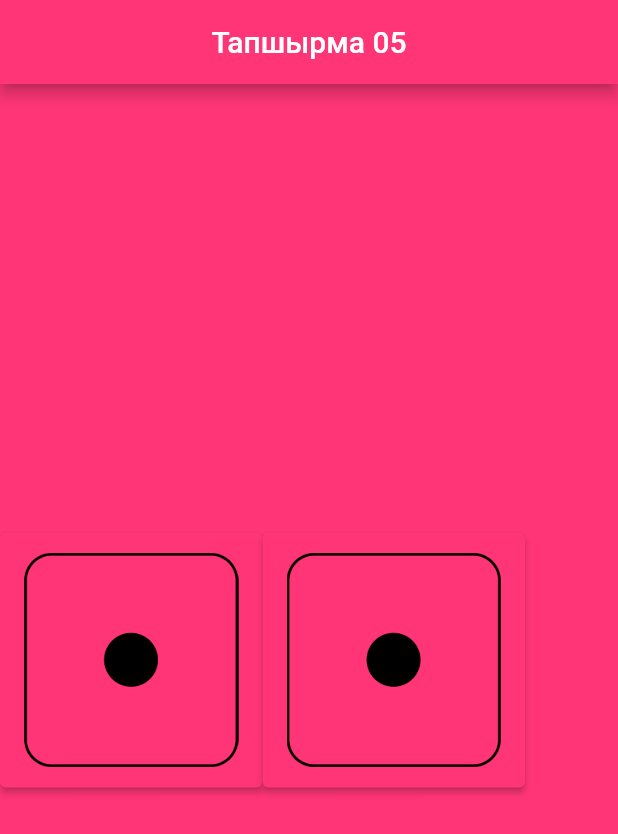
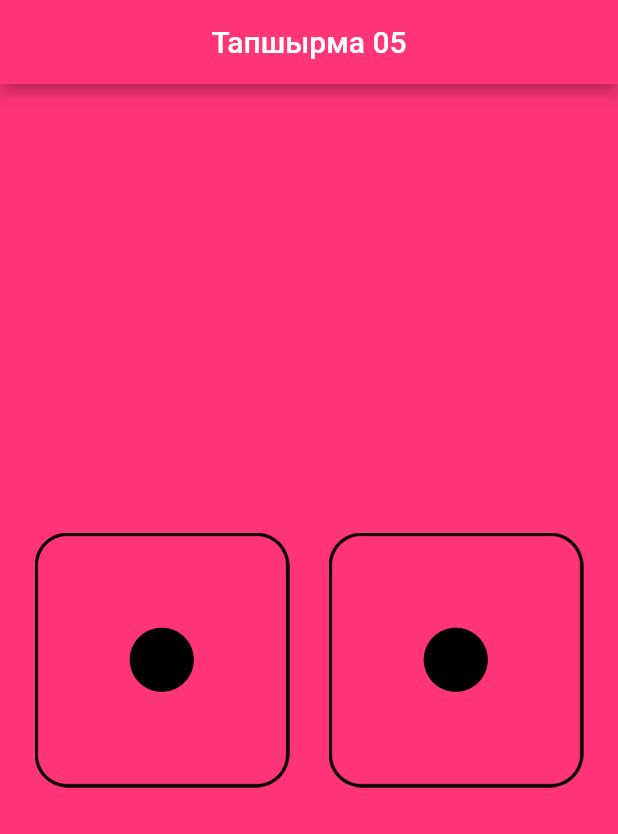
Before and after one commit to Temirlan2022/diceApp, a Flutter app: the screen it shows after launch, on a phone screen of 412 x 824 dp. Shown: the top 834 px of the screen. Run offline on Flutter 3.47's test engine with Material 2 defaults, Android fonts, the light colour scheme and no system bars; our stand-ins replace get.

Commit message:
DiceApp clean code and written in getx and setState

```diff
--- /dev/null
+++ b/lib/app_constants/app_colors.dart
@@ -0,0 +1,5 @@
+import 'package:flutter/cupertino.dart';
+
+class AppColors {
+  static const Color backgroundColor = Color.fromARGB(255, 255, 53, 120);
+}
--- /dev/null
+++ b/lib/data/getx_controller/controller/dice_controller.dart
@@ -0,0 +1,12 @@
+import 'package:get/get.dart';
+import 'package:tapshyrma_05/data/repositories/math_repositories.dart';
+
+class DiceController extends GetxController {
+  RxInt leftDice = 1.obs;
+  RxInt rightDice = 1.obs;
+
+  void getRundomDice() {
+    leftDice.value = MathRepos.getRandomNumber();
+    rightDice.value = MathRepos.getRandomNumber();
+  }
+}
--- /dev/null
+++ b/lib/data/repositories/math_repositories.dart
@@ -0,0 +1,7 @@
+import '../services/math_services.dart';
+
+class MathRepos {
+  static int getRandomNumber() {
+    return MathServices.getRandomNumber();
+  }
+}
--- a/lib/main.dart
+++ b/lib/main.dart
@@ -1,72 +1,14 @@
 import 'package:flutter/material.dart';
-import 'dart:math';
+import 'package:get/get.dart';
+import 'pages/dice_getx_page.dart';
+import 'pages/dice_page.dart';
 
 void main() {
   runApp(
-    MaterialApp(
+    GetMaterialApp(
       debugShowCheckedModeBanner: false,
-      home: Dice(),
+      // home: DicePage(),
+      home: diceGetXPage(),
     ),
   );
 }
-
-class Dice extends StatefulWidget {
-  Dice({Key key}) : super(key: key);
-
-  @override
-  State<Dice> createState() => _DiceState();
-}
-
-class _DiceState extends State<Dice> {
-  int solDice = 1;
-  int onDice = 1;
-
-  rollDices() {
-    setState(() {
-      solDice = Random().nextInt(6) + 1;
-      onDice = Random().nextInt(6) + 1;
-    });
-  }
-
-  @override
-  Widget build(BuildContext context) {
-    return Scaffold(
-      appBar: AppBar(
-        title: Text('Тапшырма 05'),
-        centerTitle: true,
-        backgroundColor: Color.fromARGB(255, 255, 53, 120),
-      ),
-      backgroundColor: Color.fromARGB(255, 255, 53, 120),
-      body: Center(
-        child: Row(children: [
-          Container(
-            height: 170.0,
-            width: 175.0,
-            child: ElevatedButton(
-              style: ButtonStyle(
-                  backgroundColor: MaterialStateProperty.all(
-                      Color.fromARGB(255, 255, 53, 120))),
-              onPressed: () {
-                rollDices();
-              },
-              child: Image.asset('images/$solDice.png'),
-            ),
-          ),
-          Container(
-            height: 170.0,
-            width: 175.0,
-            child: ElevatedButton(
-              onPressed: () {
-                rollDices();
-              },
-              child: Image.asset('images/$onDice.png'),
-              style: ButtonStyle(
-                  backgroundColor: MaterialStateProperty.all(
-                      Color.fromARGB(255, 255, 53, 120))),
-            ),
-          )
-        ]),
-      ),
-    );
-  }
-}
--- /dev/null
+++ b/lib/pages/dice_getx_page.dart
@@ -0,0 +1,49 @@
+import 'package:flutter/material.dart';
+import 'package:get/get.dart';
+import 'package:tapshyrma_05/app_constants/app_colors.dart';
+import 'package:tapshyrma_05/data/getx_controller/controller/dice_controller.dart';
+import '../widgets/dice_widget.dart';
+
+class diceGetXPage extends StatelessWidget {
+  diceGetXPage({Key key}) : super(key: key);
+
+  DiceController diceController = Get.put(DiceController());
+
+  @override
+  Widget build(BuildContext context) {
+    return Scaffold(
+        appBar: AppBar(
+          title: const Text('Тапшырма 05'),
+          centerTitle: true,
+          backgroundColor: AppColors.backgroundColor,
+        ),
+        backgroundColor: AppColors.backgroundColor,
+        body: Center(
+          child: Row(children: [
+            const SizedBox(
+              width: 20.0,
+            ),
+            Obx(() {
+              return DiceWidget(
+                img: diceController.leftDice.value,
+                onTap: () {
+                  diceController.getRundomDice();
+                },
+              );
+            }),
+            const SizedBox(
+              width: 20.0,
+            ),
+            Obx(() {
+              return DiceWidget(
+                img: diceController.rightDice.value,
+                onTap: () {
+                  diceController.getRundomDice();
+                },
+              );
+            }),
+            const SizedBox(width: 20.0),
+          ]),
+        ));
+  }
+}
--- /dev/null
+++ b/lib/widgets/dice_widget.dart
@@ -0,0 +1,22 @@
+import 'package:flutter/material.dart';
+
+class DiceWidget extends StatelessWidget {
+  final void Function() onTap;
+  final int img;
+  const DiceWidget({Key key, this.onTap, this.img}) : super(key: key);
+
+  @override
+  Widget build(BuildContext context) {
+    return Expanded(
+      child: InkWell(
+        onTap: onTap,
+        child: Container(
+          height: 170.0,
+          width: 175.0,
+          color:const Color.fromARGB(255, 255, 53, 120),
+          child: Image.asset('images/$img.png'),
+        ),
+      ),
+    );
+  }
+}
--- a/pubspec.yaml
+++ b/pubspec.yaml
@@ -34,6 +34,7 @@ dependencies:
   # The following adds the Cupertino Icons font to your application.
   # Use with the CupertinoIcons class for iOS style icons.
   cupertino_icons: ^1.0.2
+  get: ^4.6.5
 
 dev_dependencies:
   flutter_test:
```
Also changed, not shown: lib/data/services/math_services.dart (added, +7 -0 lines), lib/pages/dice_page.dart (added, +56 -0 lines), pubspec.lock, 1 other file.
